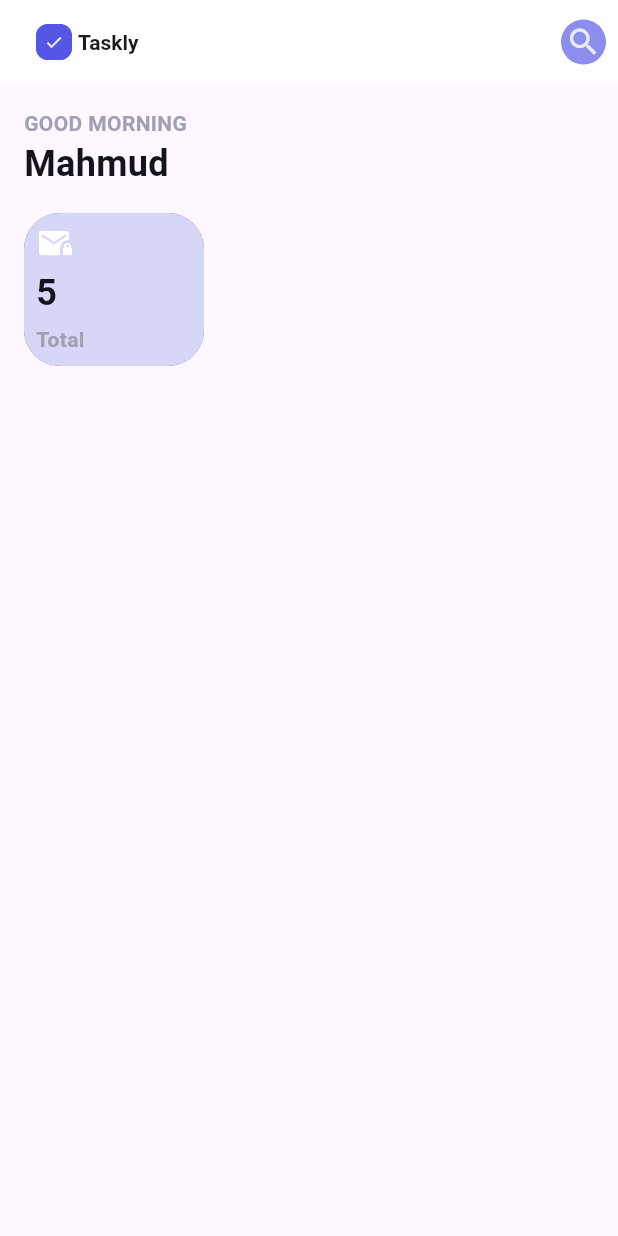
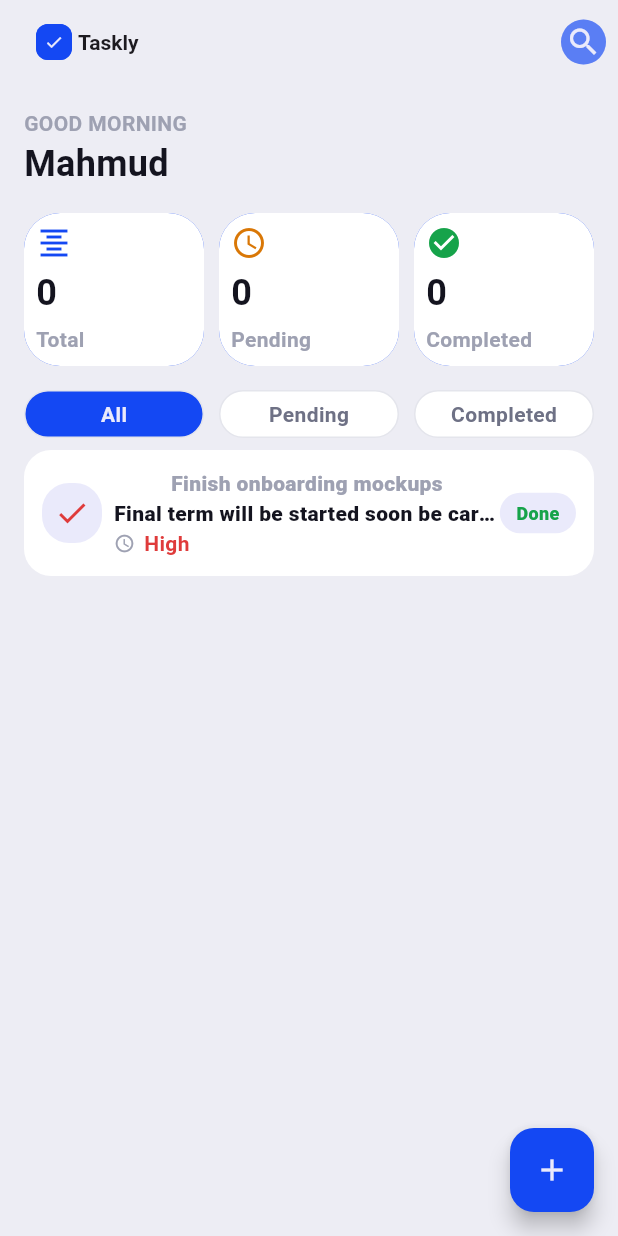
Before and after one commit to mahmudmahmud5-mobile/task-app, a Flutter app: the screen it shows after launch, on a phone screen of 412 x 824 dp. Run offline on Flutter 3.47's test engine with Material 3 defaults, Android fonts, the phone set to English and light mode, and no system bars.

Commit message:
task card, statcard

```diff
--- a/lib/core/colors.dart
+++ b/lib/core/colors.dart
@@ -4,13 +4,13 @@ class AppColors {
   AppColors._();
 
   // Brand & Primary Colors
-  static const Color primary = Color(0xFF5555E6);        // Main Indigo/Purple (Buttons, Active Tabs, Logo)
+  static const Color primary = Color(0xFF1448F3);        // Main Indigo/Purple (Buttons, Active Tabs, Logo)
   static const Color primaryLight = Color(0xFFEAEAFB);   // Soft Indigo Tint (Avatar bg, Pending badge bg, Empty icon bg)
   static const Color primaryBorder = Color(0xFF9E9EF0);  // Light Indigo Border ("Mark as Completed" button border)
 
   // Backgrounds & Surfaces
-  static const Color scaffoldBackground = Color(0xFFFFFFFF); // Main screen background
-  static const Color surface = Color(0xFFD6D6F6);            // Cards, TextFields, Unselected pills
+  static const Color scaffoldBackground = Color(0xFFEDEDF4); // Main screen background
+  static const Color surface = Color(0xFFFFFFFF);            // Cards, TextFields, Unselected pills
   static const Color toggleBackground = Color(0xFFEEEEF2);   // Status segmented control container
 
   // Typography / Text Colors
@@ -34,4 +34,27 @@ class AppColors {
   // Low Priority / Completed / Done
   static const Color success = Color(0xFF16A34A);        // "Low" text, "Done" text, Completed check icon
   static const Color successLight = Color(0xFFE6F7ED);   // "Done" badge & Low priority icon box background
+
+
+  static Color priorityText(String priority){
+    if(priority == 'High'){
+      return AppColors.danger;
+    } else if(priority == 'Medium'){
+      return AppColors.warning;
+    } else {
+      return AppColors.success;
+    }
+  }
+
+  static Color priorityBackground(String priority) {
+    if (priority == 'High') {
+      return AppColors.dangerLight;
+    } else if (priority == 'Medium') {
+      return AppColors.warningLight;
+    } else {
+      return AppColors.successLight;
+    }
+  }
+
+
 }
--- /dev/null
+++ b/lib/core/task.dart
@@ -0,0 +1,47 @@
+
+class Task {
+
+  Task({required this.title,
+    required this.description,
+    required this.dueDate,
+    required this.priority,
+    required this.createdData,
+    this.isCompleted = false,
+  });
+
+  final String title;
+  final String description;
+  final String dueDate;
+  final String priority;
+  final String createdData;
+  bool isCompleted;
+
+
+}
+
+List<Task> x=[
+  Task(title: 'Finish onboarding mockups',
+      description: 'Final term',
+      dueDate: 'nov 16',
+      priority: 'High',
+      createdData: 'nov 2',
+      ),
+  Task(title: '1st tuition TODAY',
+    description: 'Very sharp student and also give my salary on time',
+    dueDate: 'nov 16',
+    priority: 'Medium',
+    createdData: 'nov 2',
+  ),
+  Task(title: '2nd tuition TODAY',
+    description: 'Less important but still important',
+    dueDate: 'nov 16',
+    priority: 'low',
+    createdData: 'nov 2',
+  ),
+  Task(title: '3rd tuition TODAY',
+    description: 'Less Less important but still important',
+    dueDate: 'nov 16',
+    priority: 'low',
+    createdData: 'nov 2',
+  ),
+];
--- a/lib/presentation/feature/home_page/home_page.dart
+++ b/lib/presentation/feature/home_page/home_page.dart
@@ -1,6 +1,11 @@
 import 'package:flutter/material.dart';
 import 'package:task_manager/core/app_strings.dart';
 import 'package:task_manager/core/colors.dart';
+import 'package:task_manager/presentation/feature/home_page/widget/app_logo.dart';
+import 'package:task_manager/presentation/feature/home_page/widget/stat_card.dart';
+import 'package:task_manager/presentation/feature/home_page/widget/filter_button.dart';
+import 'package:task_manager/presentation/feature/home_page/widget/task_card.dart';
+import 'package:task_manager/core/task.dart';
 
 class HomePage extends StatefulWidget {
   const HomePage({super.key});
@@ -18,19 +23,8 @@ class _HomePageState extends State<HomePage> {
         title: Padding(
           padding: const EdgeInsets.all(8.0),
           child: Row(children: [
-            Container(height: 24, width: 24,
-              decoration: BoxDecoration(color: AppColors.primary,
-                  borderRadius: .circular(8),
-                  boxShadow: [
-                    BoxShadow(
-                        color: AppColors.primary.withValues(alpha: 0.95)
-                    )
-                  ]
-              ),
-              child: Icon(Icons.check, color: AppColors.primaryLight,
-                size: 13,),
+            AppLogo(),
 
-            ),
             SizedBox(width: 4,),
             Text(AppStrings.appName, style: TextStyle(
               fontSize: 14,
@@ -60,6 +54,7 @@ class _HomePageState extends State<HomePage> {
         ],
       ),
       body: Padding(
+
         padding: const EdgeInsets.all(16.0),
         child: Column(
           crossAxisAlignment: CrossAxisAlignment.start,
@@ -76,50 +71,41 @@ class _HomePageState extends State<HomePage> {
                 fontWeight: FontWeight.bold,
                 color: AppColors.textPrimary,
               ),),
-            Container(
+            Row(
+              spacing: 10,
+              children: [
+                Expanded(child: StatCard(icon: Icons.format_align_center, iconColor: AppColors.primary, count: 0, label: 'Total')),
+                Expanded(child: StatCard(icon: Icons.schedule, iconColor: AppColors.warning, count: 0, label: 'Pending')),
+                Expanded(child: StatCard(icon: Icons.check_circle, iconColor: AppColors.success, count: 0, label: 'Completed')),
+              ],
+            ),
+            Row(
+              spacing: 10,
+              children: [
+                Expanded(child: FilterButton(icon: Icons.check, label: 'All', isSelected: true, onTap: (){},)),
+                Expanded(child: FilterButton(icon: Icons.check, label: 'Pending', isSelected: false, onTap: (){},)),
+                Expanded(child: FilterButton(icon: Icons.check, label: 'Completed', isSelected: false, onTap: (){},)),
+              ],
+            ),
+            SizedBox(height: 8,),
+            TaskCard(task: Task(title: 'Finish onboarding mockups',
+              description: 'Final term will be started soon be careful with the deadlines',
+              dueDate: 'nov 16',
+              priority: 'High',
+              createdData: 'nov 2',
+            ), onTap: (){}, onStatusTap: () {},),
 
-              width: 120,
-              decoration: BoxDecoration(color: AppColors.surface,
-                  borderRadius: .circular(24),
-                  boxShadow: [
-                    BoxShadow(
-                        color: AppColors.primary.withValues(alpha: 0.95)
-                    )
-                  ]
-              ),
-
-              margin: EdgeInsets.symmetric(vertical: 16),
-              child: Padding(
-                padding: const EdgeInsets.all(8.0),
-                child: Column(
-                  crossAxisAlignment: CrossAxisAlignment.start,
-                  children: [
-                    Icon(Icons.mail_lock, color: AppColors.scaffoldBackground,),
-                    SizedBox(height: 4,),
-                    Text("5",
-                      style: TextStyle(
-                        fontSize: 24,
-                        fontWeight: FontWeight.bold,
-                        color: AppColors.textPrimary,
-                      ),),
-                    SizedBox(height: 4,),
-                    Text(AppStrings.totalLabel,
-                      style: TextStyle(
-                        fontSize: 14,
-                        fontWeight: FontWeight.bold,
-                        color: AppColors.textMuted,
-                      ),),
-
-
-
-                  ],
-                ),
-              ),
-            ),
 
 
           ],
         ),
+      ),
+
+      backgroundColor: AppColors.scaffoldBackground,
+      floatingActionButton: FloatingActionButton(
+        onPressed: (){},
+        backgroundColor: AppColors.primary,
+        child: Icon(Icons.add, color: AppColors.primaryLight,),
       ),
 
 
--- /dev/null
+++ b/lib/presentation/feature/home_page/widget/app_logo.dart
@@ -0,0 +1,23 @@
+import 'package:flutter/material.dart';
+import 'package:task_manager/core/colors.dart';
+
+class AppLogo extends StatelessWidget {
+  const AppLogo({super.key});
+
+  @override
+  Widget build(BuildContext context) {
+    return Container(height: 24, width: 24,
+      decoration: BoxDecoration(color: AppColors.primary,
+          borderRadius: .circular(8),
+          boxShadow: [
+            BoxShadow(
+                color: AppColors.primary.withValues(alpha: 0.95)
+            )
+          ]
+      ),
+      child: Icon(Icons.check, color: AppColors.primaryLight,
+        size: 13,),
+
+    );
+  }
+}
--- /dev/null
+++ b/lib/presentation/feature/home_page/widget/filter_button.dart
@@ -0,0 +1,41 @@
+import 'package:flutter/material.dart';
+import 'package:task_manager/core/colors.dart';
+
+class FilterButton extends StatelessWidget {
+  const FilterButton({
+    super.key,
+    required this.icon,
+    required this.label,
+    required this.isSelected,
+    required this.onTap,
+  });
+  final IconData icon;
+  final String label;
+  final bool isSelected;
+  final VoidCallback onTap;
+
+
+  @override
+  Widget build(BuildContext context) {
+    return GestureDetector(
+      onTap: onTap,
+      child: Container(
+        height: 32,
+        decoration: BoxDecoration(
+          color: isSelected ? AppColors.primary : AppColors.surface,
+          borderRadius: .circular(100),
+          border: Border.all(color: AppColors.border),
+
+        ),
+        alignment: .center,
+        child: Text(label,
+          style: TextStyle(
+            fontSize: 14,
+            fontWeight: FontWeight.bold,
+            color: isSelected ? AppColors.primaryLight : AppColors.textSecondary,
+          ),
+        ),
+      ),
+    );
+  }
+}
--- /dev/null
+++ b/lib/presentation/feature/home_page/widget/stat_card.dart
@@ -0,0 +1,63 @@
+import 'package:flutter/material.dart';
+import 'package:task_manager/core/colors.dart';
+
+class StatCard extends StatelessWidget {
+  const new({
+    super.key,
+    required this.icon,
+    required this.iconColor,
+    required this.count,
+    required this.label,
+  });
+  final IconData icon;
+  final Color iconColor;
+  final int count;
+  final String label;
+
+
+
+
+  @override
+  Widget build(BuildContext context) {
+    return Container(
+
+      width: 120,
+      decoration: BoxDecoration(color: AppColors.surface,
+          borderRadius: .circular(24),
+          boxShadow: [
+            BoxShadow(
+                color: AppColors.primary.withValues(alpha: 0.95)
+            )
+          ]
+      ),
+
+      margin: EdgeInsets.symmetric(vertical: 16),
+      child: Padding(
+        padding: const EdgeInsets.all(8.0),
+        child: Column(
+          crossAxisAlignment: CrossAxisAlignment.start,
+          children: [
+            Icon(icon, color: iconColor, size: 24,),
+            SizedBox(height: 4,),
+            Text(count.toString(),
+              style: TextStyle(
+                fontSize: 24,
+                fontWeight: FontWeight.bold,
+                color: AppColors.textPrimary,
+              ),),
+            SizedBox(height: 4,),
+            Text(label,
+              style: TextStyle(
+                fontSize: 14,
+                fontWeight: FontWeight.bold,
+                color: AppColors.textMuted,
+              ),),
+
+
+
+          ],
+        ),
+      ),
+    );
+  }
+}
--- /dev/null
+++ b/lib/presentation/feature/home_page/widget/task_card.dart
@@ -0,0 +1,87 @@
+import 'package:flutter/material.dart';
+import 'package:task_manager/core/app_strings.dart';
+import 'package:task_manager/core/colors.dart';
+import 'package:task_manager/core/task.dart';
+
+
+class TaskCard extends StatelessWidget {
+  const TaskCard({
+    super.key,
+    required this.task,
+    required this.onTap,
+    required this.onStatusTap,
+  });
+
+  final Task task;
+  final VoidCallback onTap;
+  final VoidCallback onStatusTap;
+
+  @override
+  Widget build(BuildContext context) {
+    return Container(
+      padding: .all(12),
+      decoration: BoxDecoration(
+        color: AppColors.surface,
+        borderRadius: .circular(18),
+      ),
+      child: Row(
+        children: [
+          Container(
+            width: 40,
+            height: 40,
+            decoration: BoxDecoration(
+              color: AppColors.primaryLight,
+              borderRadius: .circular(18),
+            ),
+            child: Icon(Icons.check, color: AppColors.danger, size: 24,),),
+          SizedBox(width: 8,),
+          Expanded(
+            child: Column(
+              children: [
+                Text(task.title, maxLines: 1,
+                  style: TextStyle(
+                    fontSize: 14,
+                    fontWeight: .w800,
+                    color:  AppColors.textMuted,
+
+                  ),),
+                Text(task.description, maxLines: 1, overflow: .ellipsis,
+                  style: TextStyle(
+                    fontSize: 14,
+                    fontWeight: .w800,
+                    color:  AppColors.textPrimary,
+                    decoration: task.isCompleted? TextDecoration.lineThrough : TextDecoration.none,
+
+                  ),),
+                Row(
+                  spacing: 6,
+                  children: [
+                    Icon(Icons.schedule, color: AppColors.textMuted, size: 14,),
+                    Text(task.priority, style: TextStyle(
+                      color: AppColors.priorityText(task.priority),
+                      fontWeight: .w600,
+                    ),)
+                  ],
+                )
+
+              ],
+            ),
+          ),
+          Container(
+            padding: .symmetric(horizontal: 11, vertical: 5),
+            decoration: BoxDecoration(color: AppColors.primaryLight,
+                borderRadius: .circular(100)),
+            child: Text(
+              task.isCompleted? AppStrings.badgePending : AppStrings.statusBadgeDone,
+              style: TextStyle(
+                fontSize: 12,
+                fontWeight: .w800,
+                color: task.isCompleted? AppColors.danger : AppColors.success,
+              ),
+            ),
+          )
+        ],
+      ),
+    );
+  }
+}
```
Also changed, not shown: lib/presentation/feature/home_page/widget/empty_task.dart (added).
